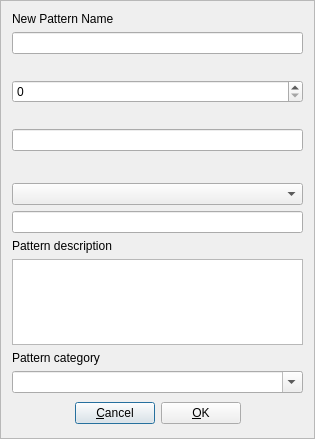
First picture: the form in src/gui/src/PatternPropertiesDialog_UI.ui, repository hydrogen-music/hydrogen, before the edit.
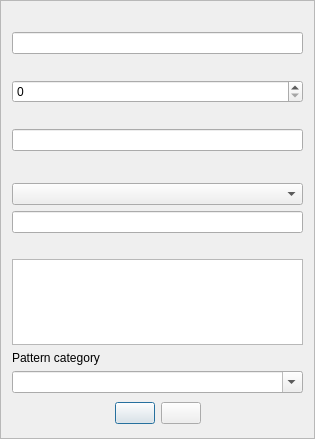
Second picture: the form after the edit. Custom widgets are drawn as their Qt base class.

Commit message:
CommonStrings: commonize more properties dialog strings
this results in both more similar UX and in lesser translation being required

Patch:
```diff
--- a/src/gui/src/PatternPropertiesDialog_UI.ui
+++ b/src/gui/src/PatternPropertiesDialog_UI.ui
@@ -55,11 +55,7 @@
          <item>
           <layout class="QVBoxLayout" name="verticalLayout">
            <item>
-            <widget class="QLabel" name="TextLabel1">
-             <property name="text">
-              <string>New Pattern Name</string>
-             </property>
-            </widget>
+            <widget class="QLabel" name="nameLabel"/>
            </item>
            <item>
             <widget class="LCDDisplay" name="patternNameTxt"/>
@@ -100,11 +96,7 @@
             <widget class="LCDDisplay" name="licenseStringTxt"/>
            </item>
            <item>
-            <widget class="QLabel" name="label_2">
-             <property name="text">
-              <string>Pattern description</string>
-             </property>
-            </widget>
+            <widget class="QLabel" name="notesLabel"/>
            </item>
            <item>
             <widget class="LCDTextEdit" name="patternDescTxt"/>
@@ -142,9 +134,6 @@
            </item>
            <item>
             <widget class="Button" name="cancelBtn">
-             <property name="text">
-              <string>&amp;Cancel</string>
-             </property>
              <property name="shortcut">
               <string>Alt+C</string>
              </property>
@@ -152,9 +141,6 @@
            </item>
            <item>
             <widget class="Button" name="okBtn">
-             <property name="text">
-              <string>&amp;OK</string>
-             </property>
              <property name="shortcut">
               <string>Alt+O</string>
              </property>
```
Left out of the diff: 3 changed lines with no effect on the pictures. The commit also changes 26 other files.
